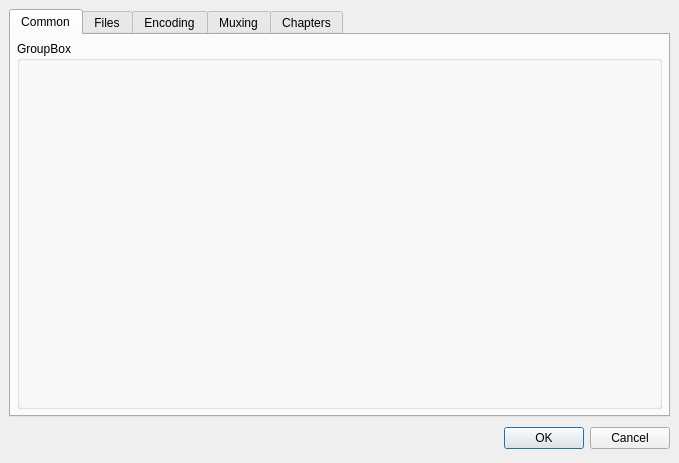
This is trunk/ui/ttsettingsdialog.ui in BackupTheBerlios/ttcut-svn as Qt 5 draws it before an edit. The edited form follows.
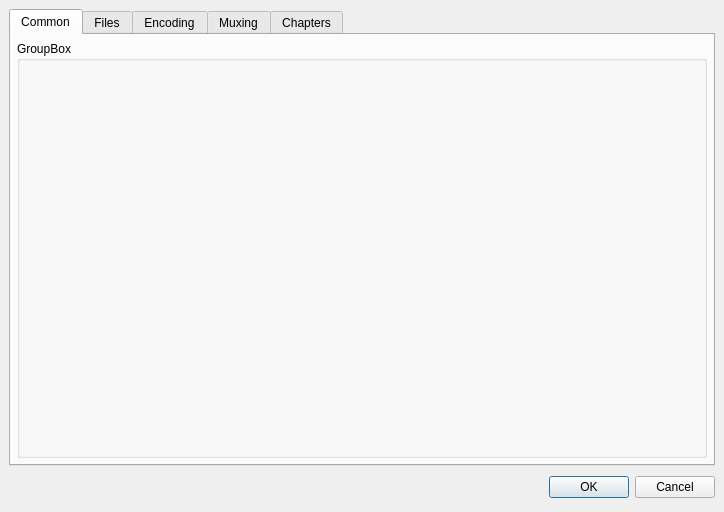
This is the edited form. Icons and pictures are not drawn. Custom widgets are drawn as their Qt base class.

```diff
--- a/trunk/ui/ttsettingsdialog.ui
+++ b/trunk/ui/ttsettingsdialog.ui
@@ -8,8 +8,8 @@
    <rect>
     <x>0</x>
     <y>0</y>
-    <width>679</width>
-    <height>463</height>
+    <width>724</width>
+    <height>512</height>
    </rect>
   </property>
   <property name="windowTitle" >
```
